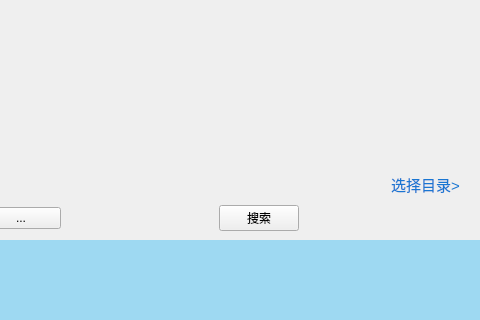
This is MyMusic/MyMusic/mainwindow.ui in qunigouming/MyMusic as Qt 5 draws it before an edit; both pictures show x 420 to 900 and y 380 to 700 of the 900 by 700 pixel window. The edited form follows.
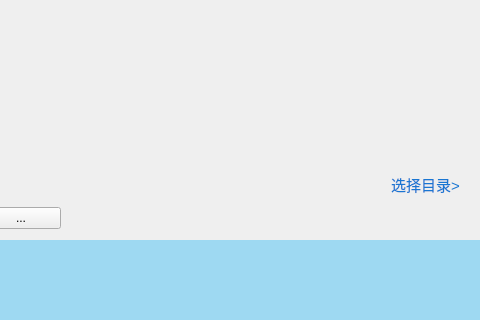
This is the edited form. The open tabs and pages were chosen to show the change. Icons and pictures are not drawn. Custom widgets are drawn as their Qt base class.

Diff of the .ui file:
```diff
--- a/MyMusic/MyMusic/mainwindow.ui
+++ b/MyMusic/MyMusic/mainwindow.ui
@@ -1044,11 +1044,7 @@
                     </spacer>
                    </item>
                    <item>
-                    <widget class="QPushButton" name="pushButton_5">
-                     <property name="text">
-                      <string>搜索</string>
-                     </property>
-                    </widget>
+                    <widget class="SearchLine" name="local_searchBtn" native="true"/>
                    </item>
                    <item>
                     <spacer name="horizontalSpacer_6">
@@ -1146,6 +1142,12 @@
    <header>songlistpage.h</header>
    <container>1</container>
   </customwidget>
+  <customwidget>
+   <class>SearchLine</class>
+   <extends>QWidget</extends>
+   <header>searchline.h</header>
+   <container>1</container>
+  </customwidget>
  </customwidgets>
  <resources>
   <include location="source.qrc"/>
```
Left out of the diff: 2 changed lines with no effect on the pictures.
